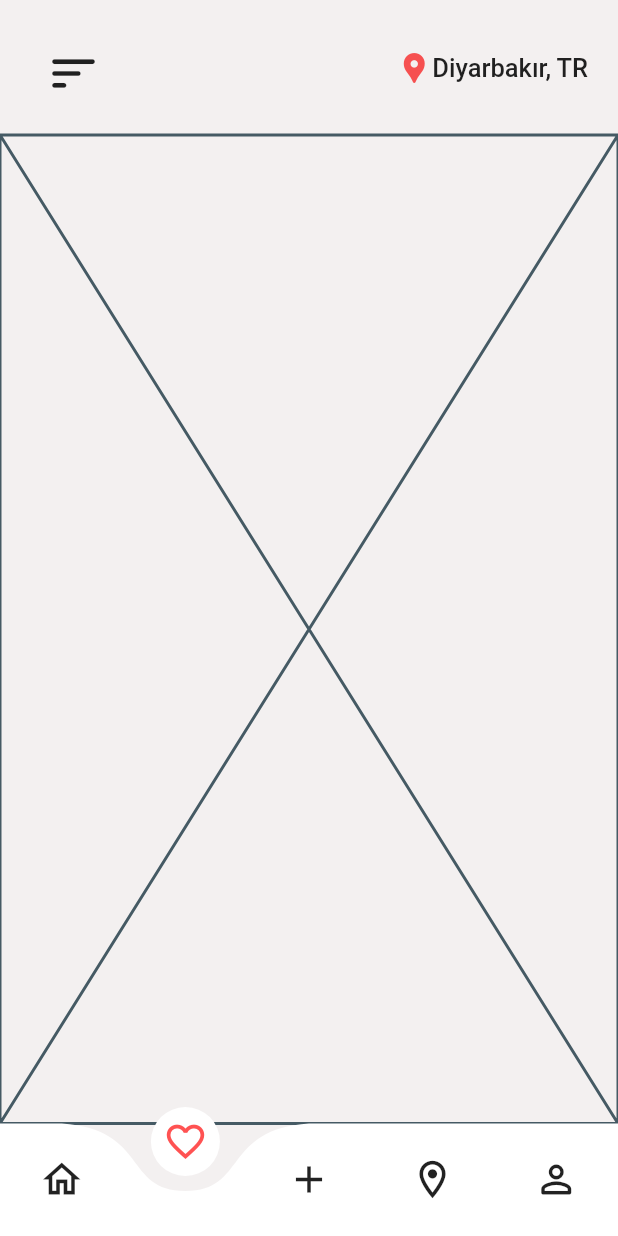
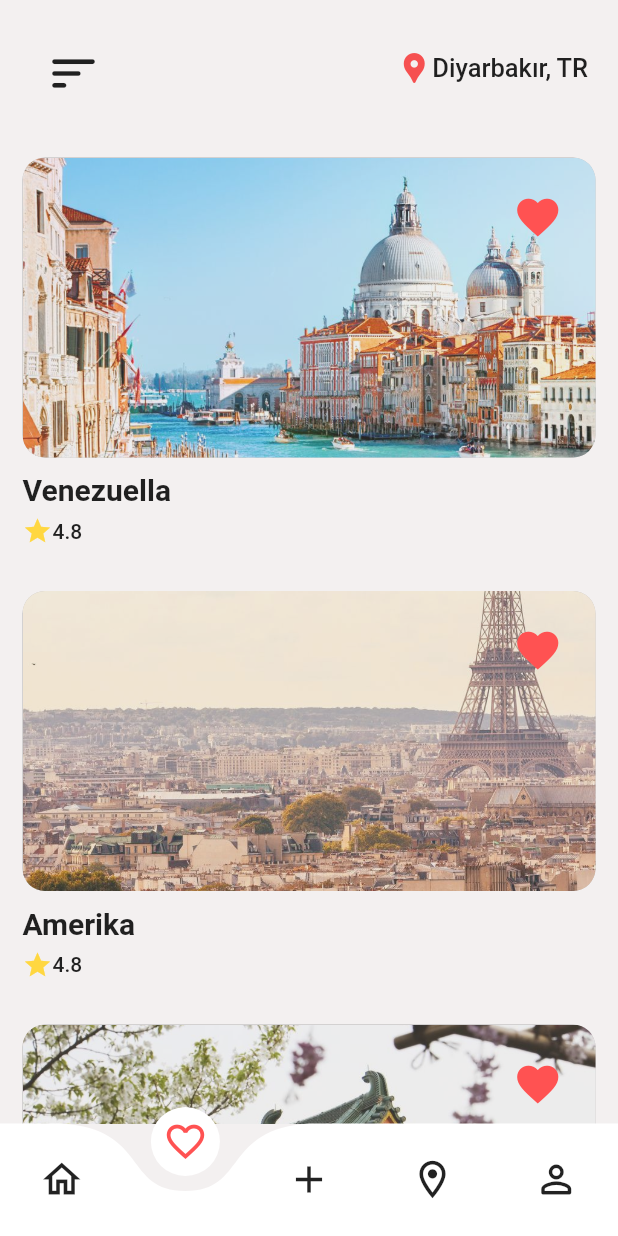
Before and after one commit to nurllhk/Travel_app, a Flutter app: the Home screen opened directly, item 2 of the bottom bar chosen, on a phone screen of 412 x 824 dp. Run offline on Flutter 3.47's test engine with Material 2 defaults, Android fonts, the phone set to English and light mode, and no system bars; drawn by our look-alikes of curved_navigation_bar; our stand-ins replace flutter_riverpod, lottie, rive; network calls fail.

Commit message:
my favorites page

```diff
--- a/lib/repository/favorite.dart
+++ b/lib/repository/favorite.dart
@@ -6,7 +6,22 @@ class favori extends ChangeNotifier {
 
   void addFavori(add) {
     favorites.add(add);
+    notifyListeners();
   }
+
+  DoILove(int index) {
+    return favorites.contains(index);
+  }
+
+  void DeleteLove(int delete) {
+    favorites.remove(delete);
+    notifyListeners();
+  }
+
+  myfav() {
+
+  }
+
 }
 
 var favoriteProvider = ChangeNotifierProvider((ref) {
--- a/lib/screens/bottomPages/my_favorites.dart
+++ b/lib/screens/bottomPages/my_favorites.dart
@@ -1,16 +1,98 @@
 import 'package:flutter/material.dart';
+import 'package:flutter_riverpod/flutter_riverpod.dart';
+import 'package:travleapp/repository/favorite.dart';
 
+import '../../repository/cityname.dart';
+import '../post.dart';
 
-class myFavorites extends StatefulWidget {
+class myFavorites extends ConsumerStatefulWidget {
   const myFavorites({Key? key}) : super(key: key);
 
   @override
-  State<myFavorites> createState() => _myFavoritesState();
+  ConsumerState<myFavorites> createState() => _myFavoritesState();
 }
 
-class _myFavoritesState extends State<myFavorites> {
+class _myFavoritesState extends ConsumerState<myFavorites> {
   @override
   Widget build(BuildContext context) {
-    return const Placeholder();
+    return Scaffold(
+      body: SingleChildScrollView(
+        child: Column(
+          children: [
+            ListView.builder(
+                physics: const NeverScrollableScrollPhysics(),
+                itemCount: ref.watch(favoriteProvider).favorites.length,
+                shrinkWrap: true,
+                itemBuilder: (BuildContext context, int index) {
+                  return Padding(
+                    padding: const EdgeInsets.all(15),
+                    child: Column(
+                      children: [
+                        InkWell(
+                          onTap: () {
+                            Navigator.of(context)
+                                .push(MaterialPageRoute(builder: (context) {
+                              return post(index);
+                            }));
+                          },
+                          child: Container(
+                            height: 200,
+                            decoration: BoxDecoration(
+                                color: Colors.black26,
+                                borderRadius: BorderRadius.circular(15),
+                                image: DecorationImage(
+                                    image: AssetImage(
+                                        "images/city${ref.watch(favoriteProvider).favorites.elementAt(index) + 1}.jpg"),
+                                    fit: BoxFit.cover,
+                                    opacity: 0.8)),
+                            child: Container(
+                              padding: EdgeInsets.all(15),
+                              alignment: Alignment.topRight,
+                              child: IconButton(onPressed: (){
+                                ref.watch(favoriteProvider).DeleteLove(index+1);
+
+                              }, icon:Icon(Icons.favorite,color: Colors.redAccent,size: 33,)),
+                            ),
+                          ),
+                        ),
+                        Padding(
+                          padding: const EdgeInsets.only(top: 10),
+                          child: Row(
+                            mainAxisAlignment: MainAxisAlignment.spaceBetween,
+                            children: [
+                              Text(
+                                ref.watch(cityProvider).city[index],
+                                style: const TextStyle(
+                                  fontSize: 20,
+                                  fontWeight: FontWeight.w600,
+                                ),
+                              ),
+                            ],
+                          ),
+                        ),
+                        const SizedBox(
+                          height: 6,
+                        ),
+                        Row(
+                          children: const [
+                            Icon(
+                              Icons.star,
+                              color: Colors.amberAccent,
+                              size: 20,
+                            ),
+                            Text(
+                              "4.8",
+                              style: TextStyle(fontWeight: FontWeight.w500),
+                            )
+                          ],
+                        )
+                      ],
+                    ),
+                  );
+                })
+          ],
+        ),
+      ),
+    );
   }
 }
--- a/lib/screens/post.dart
+++ b/lib/screens/post.dart
@@ -17,7 +17,7 @@ class post extends ConsumerWidget {
       ),
       child: Scaffold(
         backgroundColor: Colors.transparent,
-        appBar: PreferredSize( preferredSize: Size.fromHeight(90), child:postbar(index),),
+        appBar: PreferredSize( preferredSize: Size.fromHeight(90), child:PostBar(index),),
         bottomNavigationBar: postbottom(),
       ),
 
```
Also changed, not shown: lib/screens/home.dart (+16 -19 lines), lib/widgets/postbar.dart (+17 -19 lines).
